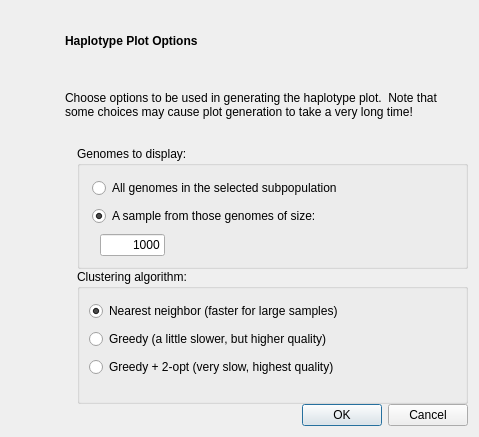
Old version of the form QtSLiM/QtSLiMHaplotypeOptions.ui in the repository MesserLab/SLiM.
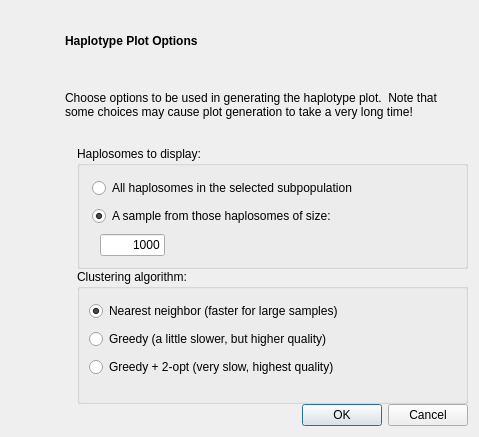
New version of the form. Icons and pictures are not drawn. Custom widgets are drawn as their Qt base class.

Commit message: terminology shift from genome to haplosome, pass 1

The edit to the form file:
```diff
--- a/QtSLiM/QtSLiMHaplotypeOptions.ui
+++ b/QtSLiM/QtSLiMHaplotypeOptions.ui
@@ -158,7 +158,7 @@
             </sizepolicy>
            </property>
            <property name="title">
-            <string>Genomes to display:</string>
+            <string>Haplosomes to display:</string>
            </property>
            <property name="flat">
             <bool>true</bool>
@@ -179,7 +179,7 @@
             <item>
              <widget class="QRadioButton" name="genomesAllRadio">
               <property name="text">
-               <string>All genomes in the selected subpopulation</string>
+               <string>All haplosomes in the selected subpopulation</string>
               </property>
               <property name="checked">
                <bool>false</bool>
@@ -189,7 +189,7 @@
             <item>
              <widget class="QRadioButton" name="genomesSampleRadio">
               <property name="text">
-               <string>A sample from those genomes of size:</string>
+               <string>A sample from those haplosomes of size:</string>
               </property>
               <property name="checked">
                <bool>true</bool>
```
Left out of the diff: 4 changed lines with no effect on the pictures. The commit also changes 77 other files.
